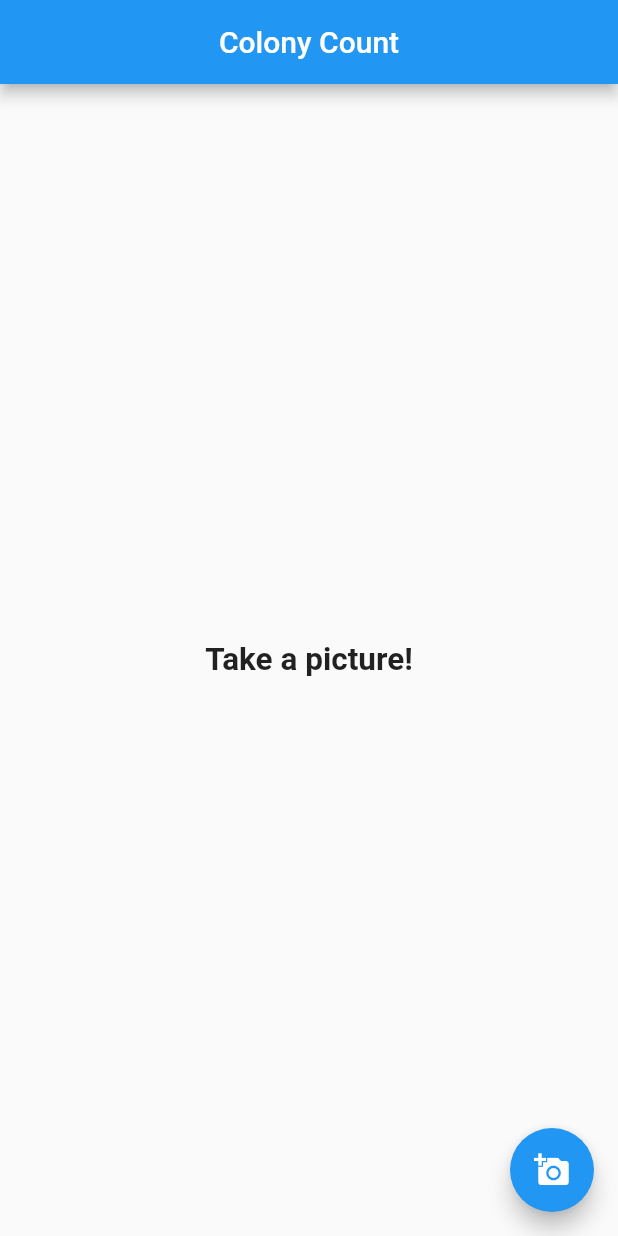
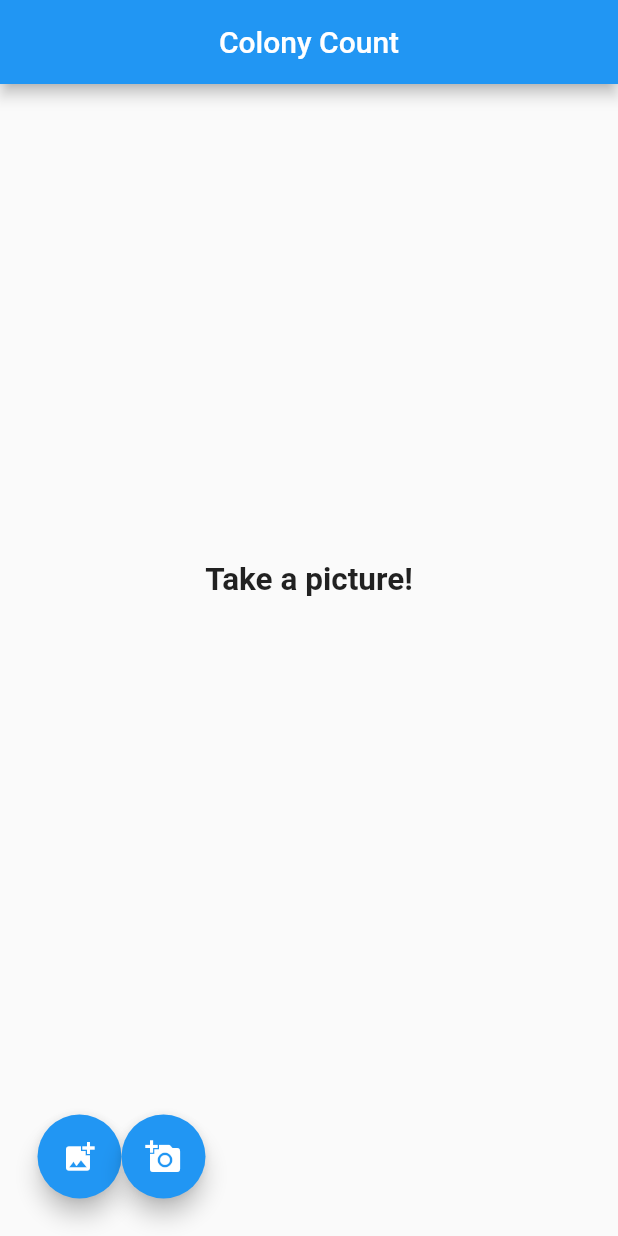
Before and after one commit to chathurach/Colony_Counter, a Flutter app: the screen it shows after launch, after a tap on the "add a photo" icon, on a phone screen of 412 x 824 dp. Run offline on Flutter 3.47's test engine with Material 2 defaults, Android fonts, the phone set to English and light mode, and no system bars; drawn by our look-alikes of loading_overlay; our stand-ins replace image_picker; missing offline and left inert: dart:ffi, loading_animations, tflite_flutter, tflite_flutter_helper.

Commit message:
Needs some work on the main result page

```diff
--- a/lib/main.dart
+++ b/lib/main.dart
@@ -1,4 +1,5 @@
 import 'dart:async';
+import 'dart:ffi';
 
 import 'package:flutter/foundation.dart';
 import 'package:flutter/material.dart';
@@ -12,9 +13,9 @@ import 'dart:math';
 import 'package:yolo_tflite/box_widget.dart';
 import 'package:yolo_tflite/camera_view_singleton.dart';
 import 'package:flutter/services.dart';
-import 'package:loading_overlay/loading_overlay.dart';
-import 'package:yolo_tflite/nms.dart';
+
 import 'package:yolo_tflite/runPredictions.dart';
+import 'package:loading_animations/loading_animations.dart';
 
 void main() => runApp(MaterialApp(
       home: Home(),
@@ -46,13 +47,14 @@ class _HomeState extends State<Home> {
   double normalStd = 127.5;
   ImageProcessor imageProcessor;
 
-  Future getImage() async {
+  Future getImage(ImageSource key) async {
     var pickedImage = await picker.getImage(
-      source: ImageSource.gallery,
+      source: key,
       maxWidth: 1500,
       maxHeight: 1500,
     );
 
+    if (pickedImage != null) {
       _image = File(pickedImage.path);
       _imageWidget = Image.file(_image);
       imageInput = img.decodeImage(_image.readAsBytesSync());
@@ -67,7 +69,6 @@ class _HomeState extends State<Home> {
       CameraViewSingleton.screenSize = screenSize;
       CameraViewSingleton.ratioY = screenSize.width / imageSize.height;
       CameraViewSingleton.ratioX = screenSize.height / imageSize.width;
-    //results = await compute(predict(), imageInput);
 
       setState(() {
         _busy = true;
@@ -82,6 +83,7 @@ class _HomeState extends State<Home> {
               })
             });
       });
+    }
   }
 
   Future imageResize(img.Image image) async {
@@ -167,7 +169,7 @@ class _HomeState extends State<Home> {
     //List<Recognition> recognitions = [];
 
     var gridWidth = _outputShape[0][1];
-
+    // Put variables in to a map to feed to the isolate
     Map map = Map();
     map['val1'] = labels;
     map['val2'] = gridWidth;
@@ -178,59 +180,9 @@ class _HomeState extends State<Home> {
     map['val7'] = _imageWidth;
     map['val8'] = inputSize;
 
+    //Spin ups a isolate to calculate bounding boxes
     var fromCompute = await compute(getRecognitions, map);
 
-    // for (int i = 0; i < gridWidth; i++) {
-    //   // Since we are given a list of scores for each class for
-    //   // each detected Object, we are interested in finding the class
-    //   // with the highest output score
-    //   var maxClassScore = 0.00;
-    //   var labelIndex = -1;
-
-    //   for (int c = 0; c < labels.length; c++) {
-    //     // output[0][i][c] is the confidence score of c class
-    //     if (outputClass[0][i][c] > maxClassScore) {
-    //       labelIndex = c;
-    //       maxClassScore = outputClass[0][i][c];
-    //     }
-    //   }
-    //   // Prediction score
-    //   var score = maxClassScore;
-
-    //   var label;
-    //   if (labelIndex != -1) {
-    //     // Label string
-    //     label = labels.elementAt(labelIndex);
-    //     //print(label);
-    //   } else {
-    //     label = null;
-    //   }
-    //   // Makes sure the confidence is above the
-    //   // minimum threshold score for each object.
-    //   if (score > 0.4) {
-    //     // inverse of rect
-    //     // [locations] corresponds to the inputSize
-    //     // inverseTransformRect transforms it our [inputImage]
-
-    //     Rect rectAti = Rect.fromLTRB(
-    //         max(0, locations[i].left),
-    //         max(0, locations[i].top),
-    //         min(inputSize + 0.0, locations[i].right),
-    //         min(inputSize + 0.0, locations[i].bottom));
-
-    //     // Gets the coordinates based on the original image if anything was done to it.
-    //     Rect transformedRect = imageProcessor.inverseTransformRect(
-    //       rectAti,
-    //       _imageHeight.toInt(),
-    //       _imageWidth.toInt(),
-    //     );
-
-    //     recognitions.add(
-    //       //await compute<[int, String, double, Rect],Rect>(Recognition,[i,label,score,transformedRect]);
-    //       Recognition(i, label, score, transformedRect),
-    //     );
-    //   }
-    //}
     // End of for loop and added all recognitions
     interpreter.close();
     return fromCompute;
@@ -245,23 +197,7 @@ class _HomeState extends State<Home> {
           child: Text('Colony Count'),
         ),
       ),
-      body: LoadingOverlay(
-        isLoading: _busy,
-        opacity: 1.0,
-        color: Colors.white,
-        child: imageShow(context),
-        progressIndicator: CircularProgressIndicator(),
-      ),
-      floatingActionButton: FloatingActionButton(
-        onPressed: () {
-          setState(() {
-            _busy = false;
-          });
-          getImage();
-        },
-        tooltip: 'Pick Image',
-        child: Icon(Icons.add_a_photo),
-      ),
+      body: imageShow(context),
     );
   }
 
@@ -282,15 +218,19 @@ class _HomeState extends State<Home> {
   Widget imageShow(BuildContext context) {
     Widget child;
     if (_imageWidget != null && !_busy) {
-      child = Stack(
+      child = Column(
+        children: [
+          Container(
+            width: MediaQuery.of(context).size.width,
+            height: _imageHeight,
+            child: Stack(
               children: <Widget>[
                 _imageWidget,
                 boundingBoxes(results),
-          Align(
-            alignment: Alignment.bottomCenter,
-            child: Container(
-              height: MediaQuery.of(context).size.height / 4,
-              width: MediaQuery.of(context).size.width,
+              ],
+            ),
+          ),
+          Expanded(
             child: Center(
               child: Text(
                 "Colony Count - " + results.length.toString(),
@@ -300,20 +240,50 @@ class _HomeState extends State<Home> {
                 ),
               ),
             ),
-              color: Colors.white,
-            ),
           ),
         ],
       );
-    } else {
-      child = Center(
+    } else if (!_busy && _imageWidget == null) {
+      child = Column(
+        children: [
+          Expanded(
+            child: Center(
               child: Text(
                 'Take a picture!',
                 textScaleFactor: 1.5,
                 style: TextStyle(
                   fontWeight: FontWeight.bold,
                 ),
-      ));
+              ),
+            ),
+          ),
+          Padding(
+            padding: EdgeInsets.all(25.0),
+            child: Row(
+              children: [
+                FloatingActionButton(
+                  onPressed: () {
+                    getImage(ImageSource.gallery);
+                  },
+                  tooltip: 'Pick Image Using Gallery',
+                  child: Icon(Icons.add_photo_alternate),
+                ),
+                FloatingActionButton(
+                  onPressed: () {
+                    getImage(ImageSource.camera);
+                  },
+                  tooltip: 'Pick Image Using Camera',
+                  child: Icon(Icons.add_a_photo),
+                ),
+              ],
+            ),
+          )
+        ],
+      );
+    } else {
+      child = Center(
+        child: LoadingBouncingGrid.circle(),
+      );
     }
 
     return new Container(child: child);
--- a/pubspec.yaml
+++ b/pubspec.yaml
@@ -28,6 +28,7 @@ dependencies:
   image: ^3.0.2
   tflite_flutter_helper: ^0.2.0
   loading_overlay: ^0.2.1
+  loading_animations: "^2.1.0"
 
 
   # The following adds the Cupertino Icons font to your application.
```
Also changed, not shown: pubspec.lock. Lines whose indentation alone changed are shown as unchanged.
